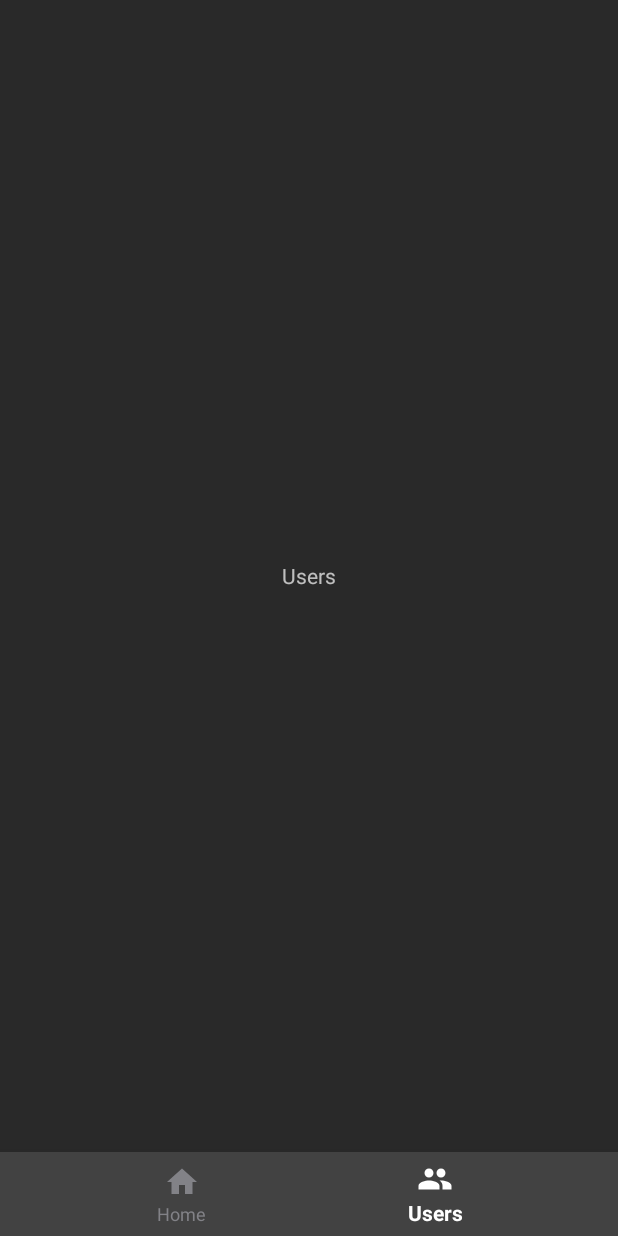
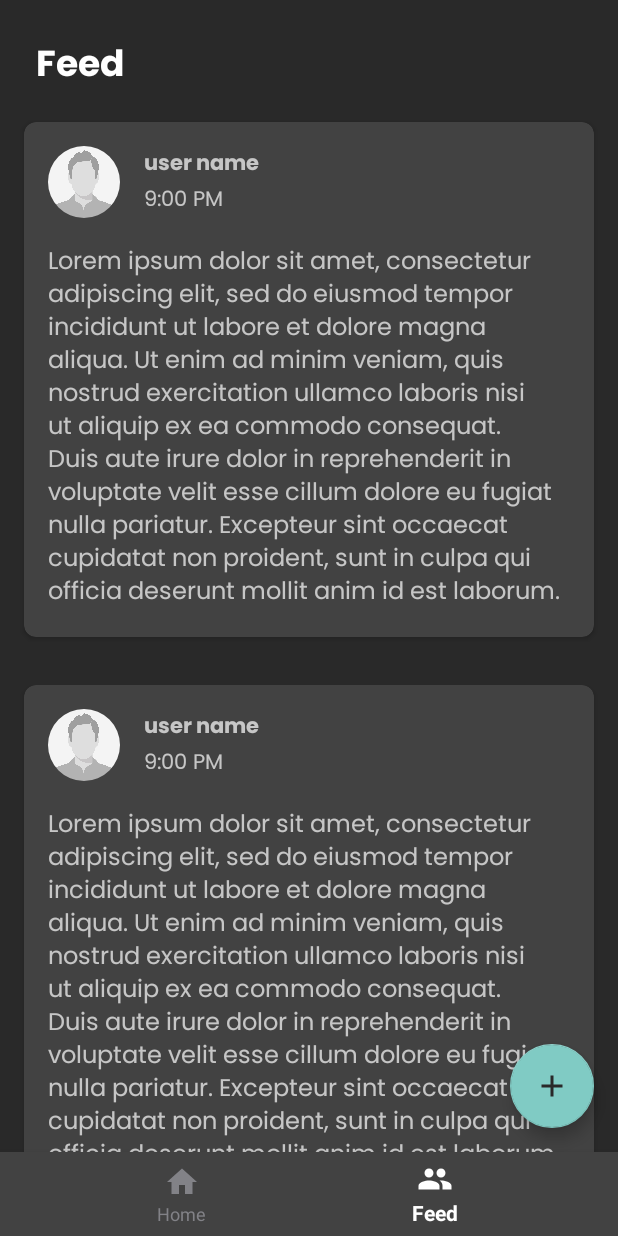
Before and after one commit to Biswadip-24/productivity-tracker-frontend, an Android app: the screen it shows after launch (MainActivity), item 2 of the bottom bar chosen, on a phone screen of 412 x 824 dp. Run offline under Robolectric (Android 15) with nearby library versions, the phone set to English and light mode, and no system bars; libraries missing offline, so code that uses them is left out: com.github.mikephil.charting; 32 statements that could not run were skipped.

Commit message:
User Feed page added

```diff
--- a/app/src/main/java/com/example/productivitytracker/UserProfileActivity.java
+++ b/app/src/main/java/com/example/productivitytracker/UserProfileActivity.java
@@ -35,7 +35,8 @@ public class UserProfileActivity extends AppCompatActivity {
 
         closeButton.setOnClickListener(new View.OnClickListener(){
             public void onClick(View v){
-                startActivity(new Intent(UserProfileActivity.this, MainActivity.class));
+                setResult(RESULT_OK);
+                finish();
             }
         });
 
--- a/app/src/main/java/com/example/productivitytracker/UsersFragment.java
+++ b/app/src/main/java/com/example/productivitytracker/UsersFragment.java
@@ -8,57 +8,49 @@ import android.view.LayoutInflater;
 import android.view.View;
 import android.view.ViewGroup;
 
-/**
- * A simple {@link Fragment} subclass.
- * Use the {@link UsersFragment#newInstance} factory method to
- * create an instance of this fragment.
- */
-public class UsersFragment extends Fragment {
+import com.example.productivitytracker.adapters.ActivityListAdapter;
+import com.example.productivitytracker.adapters.UserPostsAdapter;
+import com.example.productivitytracker.databinding.FragmentUsersBinding;
+import com.example.productivitytracker.models.UserPost;
 
-    // TODO: Rename parameter arguments, choose names that match
-    // the fragment initialization parameters, e.g. ARG_ITEM_NUMBER
-    private static final String ARG_PARAM1 = "param1";
-    private static final String ARG_PARAM2 = "param2";
+import java.util.ArrayList;
 
-    // TODO: Rename and change types of parameters
-    private String mParam1;
-    private String mParam2;
-
-    public UsersFragment() {
-        // Required empty public constructor
-    }
-
-    /**
-     * Use this factory method to create a new instance of
-     * this fragment using the provided parameters.
-     *
-     * @param param1 Parameter 1.
-     * @param param2 Parameter 2.
-     * @return A new instance of fragment UsersFragment.
-     */
-    // TODO: Rename and change types and number of parameters
-    public static UsersFragment newInstance(String param1, String param2) {
-        UsersFragment fragment = new UsersFragment();
-        Bundle args = new Bundle();
-        args.putString(ARG_PARAM1, param1);
-        args.putString(ARG_PARAM2, param2);
-        fragment.setArguments(args);
-        return fragment;
-    }
+public class UsersFragment extends Fragment
+{
+    FragmentUsersBinding binding;
 
     @Override
     public void onCreate(Bundle savedInstanceState) {
         super.onCreate(savedInstanceState);
-        if (getArguments() != null) {
-            mParam1 = getArguments().getString(ARG_PARAM1);
-            mParam2 = getArguments().getString(ARG_PARAM2);
-        }
     }
 
     @Override
     public View onCreateView(LayoutInflater inflater, ViewGroup container,
                              Bundle savedInstanceState) {
-        // Inflate the layout for this fragment
-        return inflater.inflate(R.layout.fragment_users, container, false);
+        binding = FragmentUsersBinding.inflate(inflater, container, false);
+        populatePosts();
+        return binding.getRoot();
+
+    }
+
+    private void populatePosts(){
+        ArrayList<UserPost> userPosts = getPosts();
+        UserPostsAdapter adapter = new UserPostsAdapter(userPosts);
+        binding.rvUserPosts.setAdapter(adapter);
+    }
+
+    private ArrayList<UserPost> getPosts(){
+        ArrayList<UserPost> userPosts = new ArrayList<>();
+
+        for(int i = 1;i <= 5; i++){
+            UserPost post = new UserPost();
+            post.setUserName("user name");
+            post.setTimeStamp("9:00 PM");
+            post.setBody("Lorem ipsum dolor sit amet, consectetur adipiscing elit, sed do eiusmod tempor incididunt ut labore et dolore magna aliqua. Ut enim ad minim veniam, quis nostrud exercitation ullamco laboris nisi ut aliquip ex ea commodo consequat. Duis aute irure dolor in reprehenderit in voluptate velit esse cillum dolore eu fugiat nulla pariatur. Excepteur sint occaecat cupidatat non proident, sunt in culpa qui officia deserunt mollit anim id est laborum.");
+
+            userPosts.add(post);
+        }
+
+        return userPosts;
     }
 }
--- /dev/null
+++ b/app/src/main/java/com/example/productivitytracker/adapters/UserPostsAdapter.java
@@ -0,0 +1,66 @@
+package com.example.productivitytracker.adapters;
+
+import android.view.LayoutInflater;
+import android.view.View;
+import android.view.ViewGroup;
+import android.widget.ImageView;
+import android.widget.TextView;
+
+import androidx.annotation.NonNull;
+import androidx.recyclerview.widget.RecyclerView;
+
+import com.example.productivitytracker.R;
+import com.example.productivitytracker.models.UserPost;
+
+import java.util.ArrayList;
+
+public class UserPostsAdapter extends RecyclerView.Adapter<UserPostsAdapter.ViewHolder> {
+
+    private ArrayList<UserPost> userPosts;
+
+    public UserPostsAdapter(ArrayList<UserPost> userPosts){
+        this.userPosts = userPosts;
+    }
+
+
+    public class ViewHolder extends RecyclerView.ViewHolder{
+
+        private final TextView postText;
+        private final ImageView authorImage;
+        private final TextView postTime;
+        private final TextView authorName;
+
+        public ViewHolder(@NonNull View itemView) {
+            super(itemView);
+
+            postText = itemView.findViewById(R.id.post_body);
+            authorImage = itemView.findViewById(R.id.author_image);
+            authorName = itemView.findViewById(R.id.author_name);
+            postTime = itemView.findViewById(R.id.post_time);
+        }
+    }
+
+    @NonNull
+    @Override
+    public ViewHolder onCreateViewHolder(@NonNull ViewGroup parent, int viewType) {
+        View itemView = LayoutInflater.from(parent.getContext()).inflate(R.layout.post_item, parent, false);
+        return new ViewHolder(itemView);
+    }
+
+    @Override
+    public void onBindViewHolder(@NonNull ViewHolder holder, int position) {
+        String name = userPosts.get(position).getUserName();
+        String body = userPosts.get(position).getBody();
+        String time = userPosts.get(position).getTimeStamp();
+
+        holder.authorName.setText(name);
+        holder.postTime.setText(time);
+        holder.postText.setText(body);
+    }
+
+    @Override
+    public int getItemCount() {
+        return userPosts.size();
+    }
+
+}
--- /dev/null
+++ b/app/src/main/java/com/example/productivitytracker/models/UserPost.java
@@ -0,0 +1,41 @@
+package com.example.productivitytracker.models;
+
+public class UserPost {
+    private String postId;
+    private String body;
+    private String timeStamp;
+    private String userName;
+    private String userImage;
+
+    public String getPostId() {
+        return postId;
+    }
+
+    public void setPostId(String postId) {
+        this.postId = postId;
+    }
+
+    public String getBody() {
+        return body;
+    }
+
+    public void setBody(String body) {
+        this.body = body;
+    }
+
+    public String getTimeStamp() {
+        return timeStamp;
+    }
+
+    public void setTimeStamp(String timeStamp) {
+        this.timeStamp = timeStamp;
+    }
+
+    public String getUserName() {
+        return userName;
+    }
+
+    public void setUserName(String userName) {
+        this.userName = userName;
+    }
+}
--- a/app/src/main/res/layout/activity_recommendations.xml
+++ b/app/src/main/res/layout/activity_recommendations.xml
@@ -1,18 +1,33 @@
 <?xml version="1.0" encoding="utf-8"?>
-<androidx.constraintlayout.widget.ConstraintLayout xmlns:android="http://schemas.android.com/apk/res/android"
+<androidx.core.widget.NestedScrollView
+    xmlns:android="http://schemas.android.com/apk/res/android"
     xmlns:app="http://schemas.android.com/apk/res-auto"
     xmlns:tools="http://schemas.android.com/tools"
     android:layout_width="match_parent"
     android:layout_height="match_parent"
     tools:context=".RecommendationsActivity">
 
-    <TextView
-        android:layout_width="wrap_content"
+    <LinearLayout
+        android:layout_width="match_parent"
         android:layout_height="wrap_content"
-        android:text="User Recommendations"
-        app:layout_constraintBottom_toBottomOf="parent"
-        app:layout_constraintEnd_toEndOf="parent"
-        app:layout_constraintStart_toStartOf="parent"
-        app:layout_constraintTop_toTopOf="parent" />
+        android:orientation="vertical">
 
-</androidx.constraintlayout.widget.ConstraintLayout>
+        <TextView
+            android:layout_width="wrap_content"
+            android:layout_height="wrap_content"
+            android:text="@string/recommendations"
+            android:textColor="@color/white"
+            android:fontFamily="@font/poppins_bold"
+            android:layout_marginStart="24dp"
+            android:layout_marginTop="24dp"
+            android:textSize="24sp"/>
+
+        <androidx.recyclerview.widget.RecyclerView
+            android:layout_width="match_parent"
+            android:layout_height="wrap_content"
+            app:layoutManager="androidx.recyclerview.widget.LinearLayoutManager"
+            tools:listitem="@layout/recommendations_item" />
+
+    </LinearLayout>
+
+</androidx.core.widget.NestedScrollView>
--- a/app/src/main/res/layout/fragment_users.xml
+++ b/app/src/main/res/layout/fragment_users.xml
@@ -1,14 +1,55 @@
 <?xml version="1.0" encoding="utf-8"?>
-<FrameLayout xmlns:android="http://schemas.android.com/apk/res/android"
+<androidx.constraintlayout.widget.ConstraintLayout
+    xmlns:android="http://schemas.android.com/apk/res/android"
     xmlns:tools="http://schemas.android.com/tools"
+    xmlns:app="http://schemas.android.com/apk/res-auto"
     android:layout_width="match_parent"
     android:layout_height="match_parent"
     tools:context=".UsersFragment">
 
-    <TextView
+    <androidx.core.widget.NestedScrollView
         android:layout_width="match_parent"
         android:layout_height="match_parent"
-        android:gravity="center"
-        android:text="@string/users"/>
+        android:scrollbars="none">
 
-</FrameLayout>
+    <LinearLayout
+        android:layout_width="match_parent"
+        android:layout_height="wrap_content"
+        android:orientation="vertical">
+
+        <TextView
+            android:layout_width="match_parent"
+            android:layout_height="wrap_content"
+            android:text="@string/feed"
+            android:layout_marginTop="24dp"
+            android:layout_marginStart="24dp"
+            android:layout_marginEnd="24dp"
+            android:fontFamily="@font/poppins_bold"
+            android:textColor="@color/white"
+            android:textSize="24sp" />
+
+        <androidx.recyclerview.widget.RecyclerView
+            android:layout_width="match_parent"
+            android:layout_height="wrap_content"
+            android:id="@+id/rvUserPosts"
+            app:layoutManager="androidx.recyclerview.widget.LinearLayoutManager"
+            tools:listitem="@layout/post_item" />
+
+    </LinearLayout>
+
+    </androidx.core.widget.NestedScrollView>
+
+    <com.google.android.material.floatingactionbutton.FloatingActionButton
+        android:id="@+id/fab_addPost"
+        android:layout_width="wrap_content"
+        android:layout_height="wrap_content"
+        android:layout_gravity="end|bottom"
+        android:layout_alignParentBottom="true"
+        android:layout_alignParentEnd="true"
+        android:src="@drawable/ic_baseline_add_24"
+        android:layout_marginBottom="16dp"
+        android:layout_marginEnd="16dp"
+        app:layout_constraintBottom_toBottomOf="parent"
+        app:layout_constraintEnd_toEndOf="parent" />
+
+</androidx.constraintlayout.widget.ConstraintLayout>
--- /dev/null
+++ b/app/src/main/res/layout/post_item.xml
@@ -0,0 +1,66 @@
+<?xml version="1.0" encoding="utf-8"?>
+<androidx.cardview.widget.CardView xmlns:android="http://schemas.android.com/apk/res/android"
+    android:layout_width="match_parent"
+    android:layout_height="wrap_content"
+    xmlns:app="http://schemas.android.com/apk/res-auto"
+    android:elevation="4dp"
+    app:cardCornerRadius="8dp"
+    android:layout_margin="16dp">
+
+    <LinearLayout
+        android:layout_width="match_parent"
+        android:layout_height="wrap_content"
+        android:orientation="vertical"
+        android:padding="16dp">
+
+        <LinearLayout
+            android:layout_width="match_parent"
+            android:layout_height="wrap_content"
+            android:orientation="horizontal"
+            android:layout_marginBottom="16dp">
+
+            <com.google.android.material.imageview.ShapeableImageView
+                android:layout_width="48dp"
+                android:layout_height="48dp"
+                android:id="@+id/author_image"
+                android:src="@drawable/user_avatar"
+                android:scaleType="centerInside"
+                app:shapeAppearanceOverlay="@style/circleImageView"
+                android:background="?attr/selectableItemBackgroundBorderless"/>
+
+            <LinearLayout
+                android:layout_width="wrap_content"
+                android:layout_height="wrap_content"
+                android:orientation="vertical"
+                android:layout_marginStart="16dp">
+
+                <TextView
+                    android:layout_width="wrap_content"
+                    android:layout_height="match_parent"
+                    android:id="@+id/author_name"
+                    android:text="author_name"
+                    android:fontFamily="@font/poppins_bold"/>
+
+                <TextView
+                    android:layout_width="wrap_content"
+                    android:layout_height="match_parent"
+                    android:id="@+id/post_time"
+                    android:text="12:00 PM"
+                    android:fontFamily="@font/poppins"/>
+
+            </LinearLayout>
+
+        </LinearLayout>
+
+        <TextView
+            android:layout_width="match_parent"
+            android:layout_height="wrap_content"
+            android:id="@+id/post_body"
+            android:text="@string/samplePostText"
+            android:fontFamily="@font/poppins"
+            android:textSize="16sp"/>
+
+    </LinearLayout>
+
+
+</androidx.cardview.widget.CardView>
--- /dev/null
+++ b/app/src/main/res/layout/recommendations_item.xml
@@ -0,0 +1,19 @@
+<?xml version="1.0" encoding="utf-8"?>
+<androidx.cardview.widget.CardView
+    xmlns:android="http://schemas.android.com/apk/res/android"
+    xmlns:app="http://schemas.android.com/apk/res-auto"
+    android:layout_width="match_parent"
+    android:layout_height="wrap_content"
+    android:elevation="4dp"
+    app:cardCornerRadius="8dp"
+    android:layout_margin="16dp">
+
+    <TextView
+        android:layout_width="match_parent"
+        android:layout_height="wrap_content"
+        android:text="@string/sampleRecommendations"
+        android:layout_margin="16dp"
+        android:fontFamily="@font/poppins"
+        android:textColor="@color/white" />
+
+</androidx.cardview.widget.CardView>
--- a/app/src/main/res/menu/bottom_nav_menu.xml
+++ b/app/src/main/res/menu/bottom_nav_menu.xml
@@ -7,7 +7,7 @@
         android:icon="@drawable/ic_baseline_home_24" />
 
     <item
-        android:title="@string/users"
+        android:title="@string/feed"
         android:id="@+id/users"
         android:icon="@drawable/ic_baseline_people_24"/>
 </menu>
--- a/app/src/main/res/values/strings.xml
+++ b/app/src/main/res/values/strings.xml
@@ -2,7 +2,8 @@
     <string name="app_name">Productivity Tracker</string>
 
     <string name="home">Home</string>
-    <string name="users">Users</string>
+    <string name="feed">Feed</string>
+    <string name="recommendations">Recommendations</string>
     <string name="timeline"><u>Your Timeline</u></string>
     <string name="close_button">Close button</string>
     <string name="account_settings">Account Settings</string>
@@ -23,4 +24,6 @@
     <string name="startTime">Start Time</string>
     <string name="endTime">End Time</string>
 
+    <string name="samplePostText">Lorem ipsum dolor sit amet, consectetur adipiscing elit, sed do eiusmod tempor incididunt ut labore et dolore magna aliqua. Ut enim ad minim veniam, quis nostrud exercitation ullamco laboris nisi ut aliquip ex ea commodo consequat. Duis aute irure dolor in reprehenderit in voluptate velit esse cillum dolore eu fugiat nulla pariatur. Excepteur sint occaecat cupidatat non proident, sunt in culpa qui officia deserunt mollit anim id est laborum.</string>
+    <string name="sampleRecommendations">Lorem ipsum dolor sit amet, consectetur adipiscing elit, sed do eiusmod tempor incididunt ut labore et dolore magna aliqua. Ut enim ad minim veniam, quis nostrud exercitation ullamco laboris nisi ut aliquip ex ea commodo consequat.</string>
 </resources>
```
Also changed, not shown: app/src/main/java/com/example/productivitytracker/AddEventFragment.java (+0 -7 lines).
